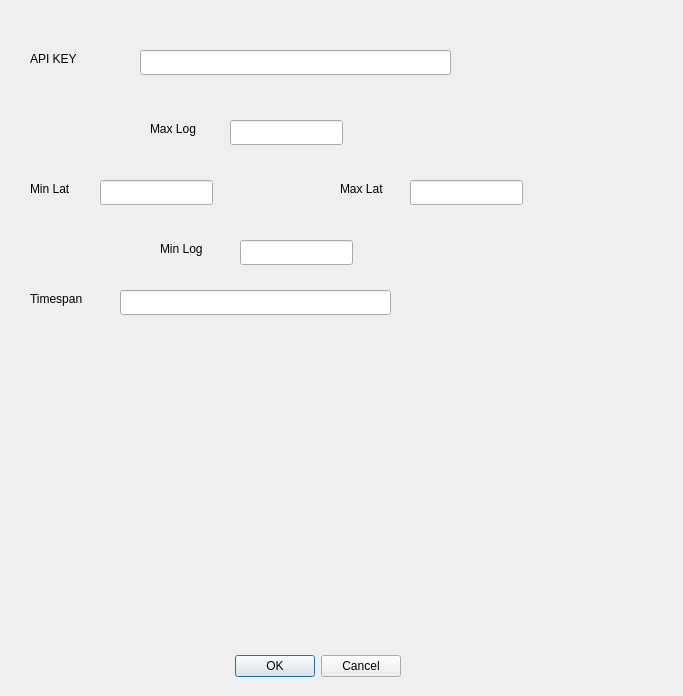
Old version of the form ship_plotter_dialog_base.ui in the repository Thom03/ship_plotter.
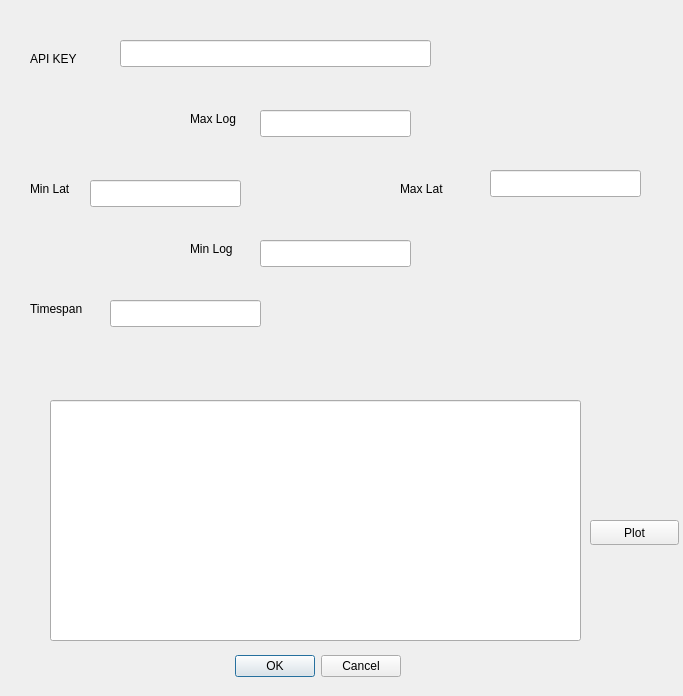
New version of the form. Custom widgets are drawn as their Qt base class.

```diff
--- a/ship_plotter_dialog_base.ui
+++ b/ship_plotter_dialog_base.ui
@@ -42,16 +42,6 @@
     <string>API KEY </string>
    </property>
   </widget>
-  <widget class="QLineEdit" name="ApiKeyEdit">
-   <property name="geometry">
-    <rect>
-     <x>140</x>
-     <y>50</y>
-     <width>311</width>
-     <height>25</height>
-    </rect>
-   </property>
-  </widget>
   <widget class="QLabel" name="label_2">
    <property name="geometry">
     <rect>
@@ -65,50 +55,10 @@
     <string>Min Lat</string>
    </property>
   </widget>
-  <widget class="QLineEdit" name="MinLatEdit">
-   <property name="geometry">
-    <rect>
-     <x>100</x>
-     <y>180</y>
-     <width>113</width>
-     <height>25</height>
-    </rect>
-   </property>
-  </widget>
-  <widget class="QLineEdit" name="MinLogEdit">
-   <property name="geometry">
-    <rect>
-     <x>240</x>
-     <y>240</y>
-     <width>113</width>
-     <height>25</height>
-    </rect>
-   </property>
-  </widget>
-  <widget class="QLineEdit" name="MaxLogEdit">
-   <property name="geometry">
-    <rect>
-     <x>230</x>
-     <y>120</y>
-     <width>113</width>
-     <height>25</height>
-    </rect>
-   </property>
-  </widget>
-  <widget class="QLineEdit" name="MaxLatEdit">
-   <property name="geometry">
-    <rect>
-     <x>410</x>
-     <y>180</y>
-     <width>113</width>
-     <height>25</height>
-    </rect>
-   </property>
-  </widget>
   <widget class="QLabel" name="label_3">
    <property name="geometry">
     <rect>
-     <x>160</x>
+     <x>190</x>
      <y>240</y>
      <width>67</width>
      <height>17</height>
@@ -121,8 +71,8 @@
   <widget class="QLabel" name="label_4">
    <property name="geometry">
     <rect>
-     <x>150</x>
-     <y>120</y>
+     <x>190</x>
+     <y>110</y>
      <width>67</width>
      <height>17</height>
     </rect>
@@ -134,7 +84,7 @@
   <widget class="QLabel" name="label_5">
    <property name="geometry">
     <rect>
-     <x>340</x>
+     <x>400</x>
      <y>180</y>
      <width>67</width>
      <height>17</height>
@@ -144,21 +94,11 @@
     <string>Max Lat</string>
    </property>
   </widget>
-  <widget class="QLineEdit" name="TimeSpanEdit">
-   <property name="geometry">
-    <rect>
-     <x>120</x>
-     <y>290</y>
-     <width>271</width>
-     <height>25</height>
-    </rect>
-   </property>
-  </widget>
   <widget class="QLabel" name="label_6">
    <property name="geometry">
     <rect>
      <x>30</x>
-     <y>290</y>
+     <y>300</y>
      <width>67</width>
      <height>17</height>
     </rect>
@@ -167,7 +107,133 @@
     <string>Timespan</string>
    </property>
   </widget>
+  <widget class="QgsFilterLineEdit" name="lineedit_minlat">
+   <property name="geometry">
+    <rect>
+     <x>90</x>
+     <y>180</y>
+     <width>151</width>
+     <height>27</height>
+    </rect>
+   </property>
+   <property name="qgisRelation" stdset="0">
+    <string notr="true"/>
+   </property>
+  </widget>
+  <widget class="QgsFilterLineEdit" name="lineedit_maxlat">
+   <property name="geometry">
+    <rect>
+     <x>490</x>
+     <y>170</y>
+     <width>151</width>
+     <height>27</height>
+    </rect>
+   </property>
+   <property name="qgisRelation" stdset="0">
+    <string notr="true"/>
+   </property>
+  </widget>
+  <widget class="QgsFilterLineEdit" name="lineedit_maxlog">
+   <property name="geometry">
+    <rect>
+     <x>260</x>
+     <y>110</y>
+     <width>151</width>
+     <height>27</height>
+    </rect>
+   </property>
+   <property name="qgisRelation" stdset="0">
+    <string notr="true"/>
+   </property>
+  </widget>
+  <widget class="QgsFilterLineEdit" name="lineedit_minlog">
+   <property name="geometry">
+    <rect>
+     <x>260</x>
+     <y>240</y>
+     <width>151</width>
+     <height>27</height>
+    </rect>
+   </property>
+   <property name="qgisRelation" stdset="0">
+    <string notr="true"/>
+   </property>
+  </widget>
+  <widget class="QgsFilterLineEdit" name="lineedit_timespan">
+   <property name="geometry">
+    <rect>
+     <x>110</x>
+     <y>300</y>
+     <width>151</width>
+     <height>27</height>
+    </rect>
+   </property>
+   <property name="qgisRelation" stdset="0">
+    <string notr="true"/>
+   </property>
+  </widget>
+  <widget class="QgsFilterLineEdit" name="lineedit_apikey">
+   <property name="geometry">
+    <rect>
+     <x>120</x>
+     <y>40</y>
+     <width>311</width>
+     <height>27</height>
+    </rect>
+   </property>
+   <property name="qgisRelation" stdset="0">
+    <string notr="true"/>
+   </property>
+  </widget>
+  <widget class="QgsProjectionSelectionWidget" name="mQgsProjectionSelectionWidget">
+   <property name="geometry">
+    <rect>
+     <x>170</x>
+     <y>360</y>
+     <width>160</width>
+     <height>27</height>
+    </rect>
+   </property>
+  </widget>
+  <widget class="QgsFilterLineEdit" name="displayResultsBox">
+   <property name="geometry">
+    <rect>
+     <x>50</x>
+     <y>400</y>
+     <width>531</width>
+     <height>241</height>
+    </rect>
+   </property>
+   <property name="qgisRelation" stdset="0">
+    <string notr="true"/>
+   </property>
+  </widget>
+  <widget class="QPushButton" name="pushButton">
+   <property name="geometry">
+    <rect>
+     <x>590</x>
+     <y>520</y>
+     <width>89</width>
+     <height>25</height>
+    </rect>
+   </property>
+   <property name="text">
+    <string>Plot</string>
+   </property>
+  </widget>
  </widget>
+ <customwidgets>
+  <customwidget>
+   <class>QgsFilterLineEdit</class>
+   <extends>QLineEdit</extends>
+   <header>qgsfilterlineedit.h</header>
+  </customwidget>
+  <customwidget>
+   <class>QgsProjectionSelectionWidget</class>
+   <extends>QWidget</extends>
+   <header>qgsprojectionselectionwidget.h</header>
+  </customwidget>
+ </customwidgets>
  <resources/>
  <connections>
   <connection>
```
